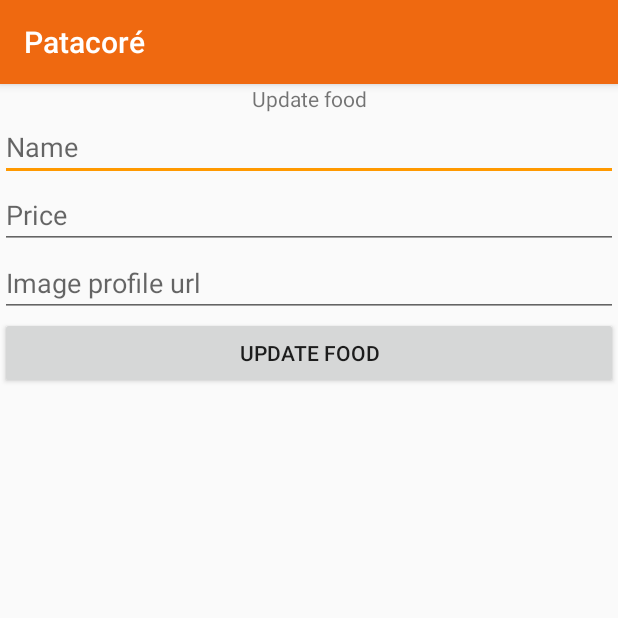
After one commit to estephany2828/Patacore, an Android app: the EditarPlatoActivity screen opened directly, with no data from a screen before it, on a phone screen of 412 x 824 dp, the top half of it. The commit adds this screen. Run offline under Robolectric (Android 15) with nearby library versions, the light colour scheme and no system bars.

```diff
--- /dev/null
+++ b/app/src/main/java/edu/unicauca/patacore/model/MenuInsert.java
@@ -0,0 +1,4 @@
+package edu.unicauca.patacore.model;
+
+public class MenuInsert {
+}
--- /dev/null
+++ b/app/src/main/java/edu/unicauca/patacore/view/EditarPlatoActivity.java
@@ -0,0 +1,78 @@
+package edu.unicauca.patacore.view;
+
+import androidx.appcompat.app.AppCompatActivity;
+
+import android.os.Bundle;
+import android.view.View;
+import android.widget.Button;
+import android.widget.EditText;
+
+import edu.unicauca.patacore.R;
+import edu.unicauca.patacore.data.db.SQLiteFood;
+import edu.unicauca.patacore.model.Menu;
+
+public class EditarPlatoActivity extends AppCompatActivity {
+    private EditText foodNameUpdate;
+    private EditText foodPriceUpdate;
+    private EditText imgUpdate;
+    private Button updateFoodButton;
+
+    private SQLiteFood sqLiteFood;
+    private long receivedPersonId;
+
+    @Override
+    protected void onCreate(Bundle savedInstanceState) {
+        super.onCreate(savedInstanceState);
+        setContentView(R.layout.activity_editar_plato);
+
+        //init
+        init();
+
+        sqLiteFood = new SQLiteFood(this);
+
+        try {
+            //get intent to get person id
+            receivedPersonId = getIntent().getLongExtra("MENU_ID", 1);
+        } catch (Exception e) {
+            e.printStackTrace();
+        }
+
+        /***populate user data before update***/
+        Menu menu = sqLiteFood.getMenuFood(receivedPersonId);
+        //set field to this user data
+        foodNameUpdate.setText(menu.getTxtNombre());
+        foodPriceUpdate.setText(menu.getTxtPrecio());
+        //imgUpdate.setText(menu.getImg());
+
+
+
+        //listen to add button click to update
+        updateFoodButton.setOnClickListener(new View.OnClickListener() {
+            @Override
+            public void onClick(View view) {
+                //call the save person method
+                updatePerson();
+            }
+        });
+
+    }
+
+    private void updatePerson() {
+        //create updated person
+        String name = foodNameUpdate.getText().toString().trim();
+        String price = foodPriceUpdate.getText().toString().trim();
+        String img = imgUpdate.getText().toString().trim();
+        Menu updatedPerson = new Menu(name, price, img);
+
+        //call dbhelper update
+        sqLiteFood.updateMenuFoodRecord(receivedPersonId, this, updatedPerson);
+    }
+
+    private void init() {
+        foodNameUpdate = (EditText)findViewById(R.id.foodNameUpdate);
+        foodPriceUpdate = (EditText)findViewById(R.id.foodPriceUpdate);
+        imgUpdate = (EditText)findViewById(R.id.imgUpdate);
+        updateFoodButton = (Button)findViewById(R.id.updateFoodButton);
+    }
+
+}
--- a/app/src/main/java/edu/unicauca/patacore/view/fragment/ListarOrdenFragment.java
+++ b/app/src/main/java/edu/unicauca/patacore/view/fragment/ListarOrdenFragment.java
@@ -38,7 +38,6 @@ public class ListarOrdenFragment extends Fragment {
                              Bundle savedInstanceState) {
        // Inflate the layout for this fragment
         View view= inflater.inflate(R.layout.fragment_listar_orden, container, false);
-
         RecyclerView pedidosRecycler =view.findViewById(R.id.menuListRecycler);
         LinearLayoutManager linearLayoutManager = new LinearLayoutManager(getContext());
         linearLayoutManager.setOrientation(linearLayoutManager.VERTICAL);
@@ -48,7 +47,6 @@ public class ListarOrdenFragment extends Fragment {
         pedidosRecycler.setAdapter(pedidosAdapterRecyclerView);
         //TOLBAR
         showToolbar("Lista Pedidos", false, view);
-
         return view;
 
     }
@@ -56,7 +54,7 @@ public class ListarOrdenFragment extends Fragment {
         ArrayList <Pedidos> pedidos= new ArrayList<>();
 
 
-        pedidos.add(new Pedidos("https://www.reinadelaselva.pe/content/img_noticia/limonada.jpg", "pollo", "5000"  ));
+      pedidos.add(new Pedidos("https://www.reinadelaselva.pe/content/img_noticia/limonada.jpg", "pollo", "5000"  ));
       pedidos.add(new Pedidos("https://peru21.pe/resizer/GjiPoTh0tNBPixu-SjuZ58BFDpM=/980x528/smart/arc-anglerfish-arc2-prod-elcomercio.s3.amazonaws.com/public/ZCPPKN7SHBAA7HPUJHRUGHS32U.jpg", "pollo", "5000"  ));
       pedidos.add(new Pedidos("https://cdn.pixabay.com/photo/2014/12/16/23/45/soup-570922_960_720.jpg", "pollo", "5000"  ));
       pedidos.add(new Pedidos("https://cdn.colombia.com/sdi/2011/08/02/bandeja-paisa-500927.jpg", "pollo", "5000"  ));
--- a/app/src/main/java/edu/unicauca/patacore/view/fragment/MenuFragment.java
+++ b/app/src/main/java/edu/unicauca/patacore/view/fragment/MenuFragment.java
@@ -72,7 +72,7 @@ public class MenuFragment extends Fragment {
         linearLayoutManager.setOrientation(linearLayoutManager.VERTICAL);
         menuRecycler.setLayoutManager(linearLayoutManager);
         PedidosMenuRecyclerView pedidosMenuRecyclerView =
-                new PedidosMenuRecyclerView(sqLiteFood.buildListas(),R.layout.cardview_menu, getActivity());
+                new PedidosMenuRecyclerView(sqLiteFood.buildListas(),getActivity(), R.layout.cardview_menu, getActivity());
         menuRecycler.setAdapter(pedidosMenuRecyclerView);
         pedidosMenuRecyclerView.notifyDataSetChanged();
         //TOLBAR
--- /dev/null
+++ b/app/src/main/res/layout/activity_editar_plato.xml
@@ -0,0 +1,48 @@
+<?xml version="1.0" encoding="utf-8"?>
+<LinearLayout xmlns:android="http://schemas.android.com/apk/res/android"
+    xmlns:app="http://schemas.android.com/apk/res-auto"
+    xmlns:tools="http://schemas.android.com/tools"
+    android:layout_width="match_parent"
+    android:layout_height="match_parent"
+    tools:context=".view.EditarPlatoActivity"
+    android:orientation="vertical">
+    <TextView
+        android:id="@+id/titleUpdate"
+        android:layout_width="match_parent"
+        android:layout_height="wrap_content"
+        android:text="Update food"
+        android:textAlignment="center" />
+
+    <EditText
+        android:id="@+id/foodNameUpdate"
+        android:layout_width="match_parent"
+        android:layout_height="wrap_content"
+        android:ems="10"
+        android:inputType="textPersonName"
+        android:hint="Name" />
+
+    <EditText
+        android:id="@+id/foodPriceUpdate"
+        android:layout_width="match_parent"
+        android:layout_height="wrap_content"
+        android:ems="10"
+        android:inputType="number"
+        android:hint="Price" />
+
+
+
+    <EditText
+        android:id="@+id/imgUpdate"
+        android:layout_width="match_parent"
+        android:layout_height="wrap_content"
+        android:ems="10"
+        android:inputType="textUri"
+        android:hint="Image profile url" />
+
+    <Button
+        android:id="@+id/updateFoodButton"
+        android:layout_width="match_parent"
+        android:layout_height="wrap_content"
+        android:text="Update Food"/>
+
+</LinearLayout>
```
Also changed, not shown: app/src/main/AndroidManifest.xml (+3 -8 lines), app/src/main/java/edu/unicauca/patacore/adapter/PedidosMenuAdapter.java (deleted, +0 -27 lines), app/src/main/java/edu/unicauca/patacore/adapter/PedidosMenuRecyclerView.java (+29 -25 lines), app/src/main/java/edu/unicauca/patacore/data/db/SQLiteFood.java (+4 -7 lines), app/src/main/java/edu/unicauca/patacore/model/Menu.java (+9 -2 lines), app/src/main/java/edu/unicauca/patacore/view/AgregarPlatoActivity.java (+13 -0 lines).
